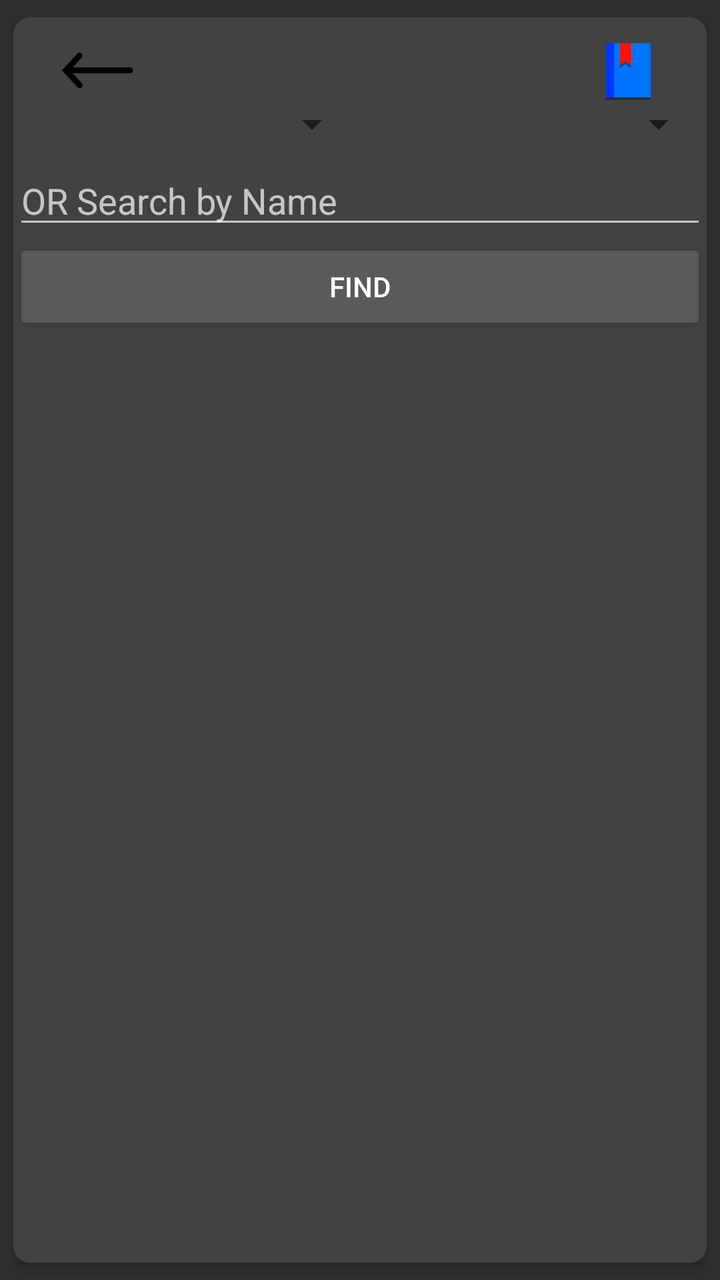
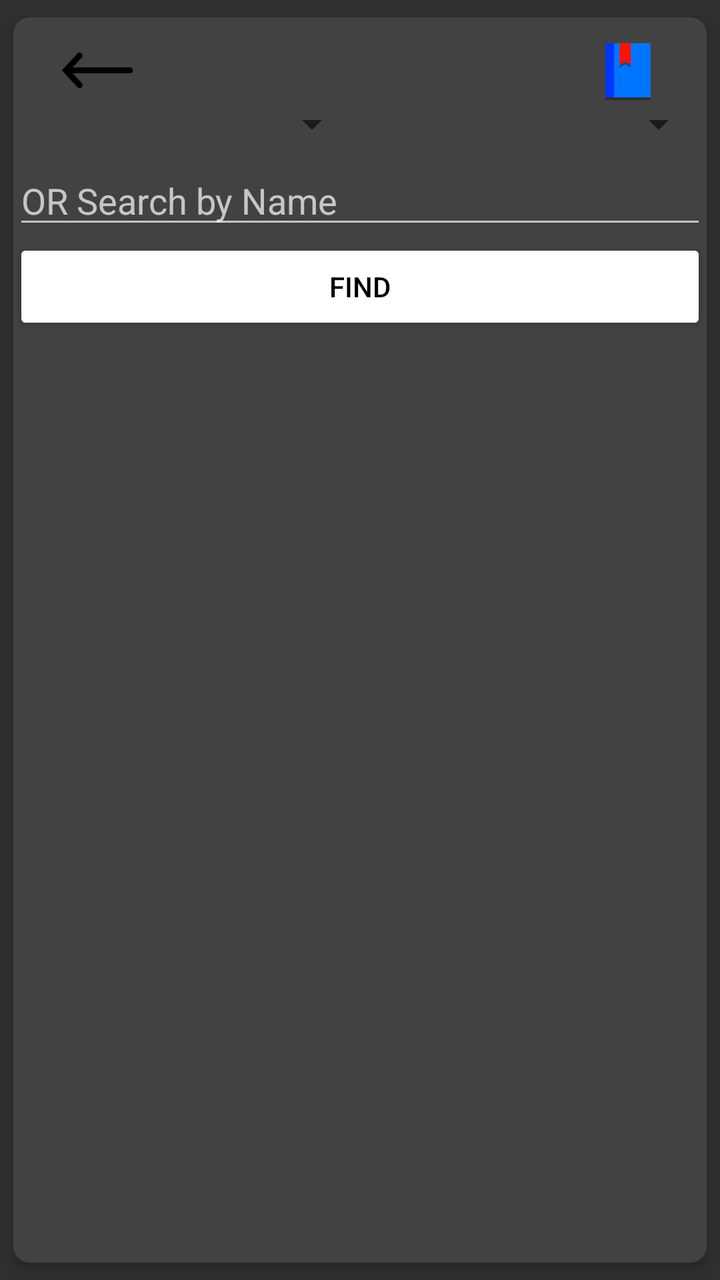

An Android layout rendered at two revisions. The XML below is the earlier revision; the diff shows what the commit changed to produce the second picture.
<!-- AndroidManifest.xml: application theme Theme.AppCompat -->
<!-- res/layout/activity_find_clinics.xml -->
<?xml version="1.0" encoding="utf-8"?>
<androidx.cardview.widget.CardView xmlns:android="http://schemas.android.com/apk/res/android"
    xmlns:app="http://schemas.android.com/apk/res-auto"
    xmlns:tools="http://schemas.android.com/tools"
    android:layout_width="match_parent"
    android:layout_height="match_parent"
    app:cardCornerRadius="8dp"
    app:cardElevation="4dp"
    app:cardUseCompatPadding="true">

    <androidx.constraintlayout.widget.ConstraintLayout
        android:layout_width="match_parent"
        android:layout_height="match_parent"
        tools:context=".FindClinics">

        <ImageView
            android:id="@+id/backArrowImageView"
            android:layout_width="68dp"
            android:layout_height="37dp"
            android:layout_marginStart="8dp"
            android:layout_marginTop="8dp"
            android:padding="0dp"
            android:src="@drawable/back"
            app:layout_constraintStart_toStartOf="parent"
            app:layout_constraintTop_toTopOf="parent" />

        <ImageView
            android:layout_width="79dp"
            android:layout_height="53dp"
            android:padding="8dp"
            android:src="@drawable/star"
            app:layout_constraintEnd_toEndOf="parent"
            app:layout_constraintTop_toTopOf="parent" />

        <androidx.constraintlayout.widget.Guideline
            android:id="@+id/belowArrowGuideline"
            android:layout_width="wrap_content"
            android:layout_height="wrap_content"
            android:orientation="horizontal"
            app:layout_constraintGuide_percent="0.06" />

        
        <Spinner
            android:id="@+id/stateSpinner"
            android:layout_width="0dp"
            android:layout_height="wrap_content"
            android:minHeight="32dp"
            android:theme="@style/Theme.Design.Light"
            app:layout_constraintEnd_toStartOf="@+id/citySpinner"
            app:layout_constraintStart_toStartOf="parent"
            app:layout_constraintTop_toBottomOf="@+id/belowArrowGuideline" />

        
        <Spinner
            android:id="@+id/citySpinner"
            android:layout_width="0dp"
            android:layout_height="wrap_content"
            android:minHeight="32dp"
            android:theme="@style/Theme.Design.Light"
            app:layout_constraintEnd_toEndOf="parent"
            app:layout_constraintStart_toEndOf="@+id/stateSpinner"
            app:layout_constraintTop_toTopOf="@+id/stateSpinner" />
        <EditText
            android:id="@+id/searchByNameEditText"
            android:layout_width="0dp"
            android:layout_height="wrap_content"
            android:hint="OR Search by Name"
            android:imeOptions="actionSearch"
            android:inputType="text"
            app:layout_constraintEnd_toEndOf="@id/findButton"
            app:layout_constraintStart_toStartOf="@id/findButton"
            app:layout_constraintTop_toBottomOf="@id/citySpinner" />
        
        <Button
            android:id="@+id/findButton"
            android:layout_width="0dp"
            android:layout_height="wrap_content"
            android:text="Find"
            app:layout_constraintEnd_toEndOf="parent"
            app:layout_constraintStart_toStartOf="parent"
            app:layout_constraintTop_toBottomOf="@+id/searchByNameEditText" />

        <ProgressBar
            android:id="@+id/loadingProgressBar"
            android:layout_width="wrap_content"
            android:layout_height="wrap_content"
            android:visibility="gone"
            app:layout_constraintBottom_toTopOf="@+id/loadingMessage"
            app:layout_constraintEnd_toEndOf="parent"
            app:layout_constraintStart_toStartOf="parent"
            app:layout_constraintTop_toBottomOf="@+id/findButton" />

        
        <TextView
            android:id="@+id/loadingMessage"
            android:layout_width="wrap_content"
            android:layout_height="wrap_content"
            android:layout_marginTop="17dp"
            android:fontFamily="sans-serif-smallcaps"
            android:text="No clinics found for this location or name!"
            android:textColor="@android:color/white"
            android:textSize="15sp"
            android:textStyle="bold"
            android:visibility="gone"
            app:layout_constraintBottom_toBottomOf="parent"
            app:layout_constraintEnd_toEndOf="parent"
            app:layout_constraintHorizontal_bias="0.5"
            app:layout_constraintStart_toStartOf="parent"
            app:layout_constraintTop_toBottomOf="@+id/loadingProgressBar"
            app:layout_constraintVertical_bias="0.5" />

        <ScrollView
            android:layout_width="0dp"
            android:layout_height="0dp"
            app:layout_constraintBottom_toBottomOf="parent"
            app:layout_constraintEnd_toEndOf="parent"
            app:layout_constraintStart_toStartOf="parent"
            app:layout_constraintTop_toBottomOf="@+id/findButton">

            <LinearLayout
                android:id="@+id/namesLayout2"
                android:layout_width="match_parent"
                android:layout_height="wrap_content"
                android:orientation="vertical" />
        </ScrollView>
    </androidx.constraintlayout.widget.ConstraintLayout>
</androidx.cardview.widget.CardView>
<!-- resources referenced by this layout -->
<resources>
  <!-- drawable back: png bitmap (drawable, 691 bytes) -->
  <!-- drawable star: png bitmap (drawable, 587 bytes) -->
</resources>

<!-- the commit's change to res/layout/activity_find_clinics.xml (unified diff, before → after) -->
@@ -64,6 +64,7 @@
             android:id="@+id/searchByNameEditText"
             android:layout_width="0dp"
             android:layout_height="wrap_content"
+            android:theme="@style/Theme.MaterialComponents"
             android:hint="OR Search by Name"
             android:imeOptions="actionSearch"
             android:inputType="text"
@@ -76,6 +77,8 @@
             android:layout_width="0dp"
             android:layout_height="wrap_content"
             android:text="Find"
+            android:backgroundTint="#ffffff"
+            android:textColor="#000000"
             app:layout_constraintEnd_toEndOf="parent"
             app:layout_constraintStart_toStartOf="parent"
             app:layout_constraintTop_toBottomOf="@+id/searchByNameEditText" />
